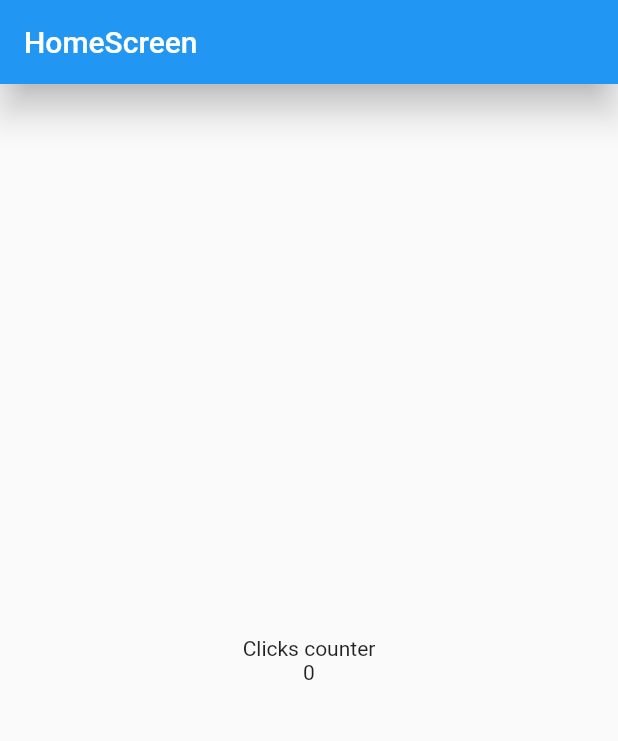
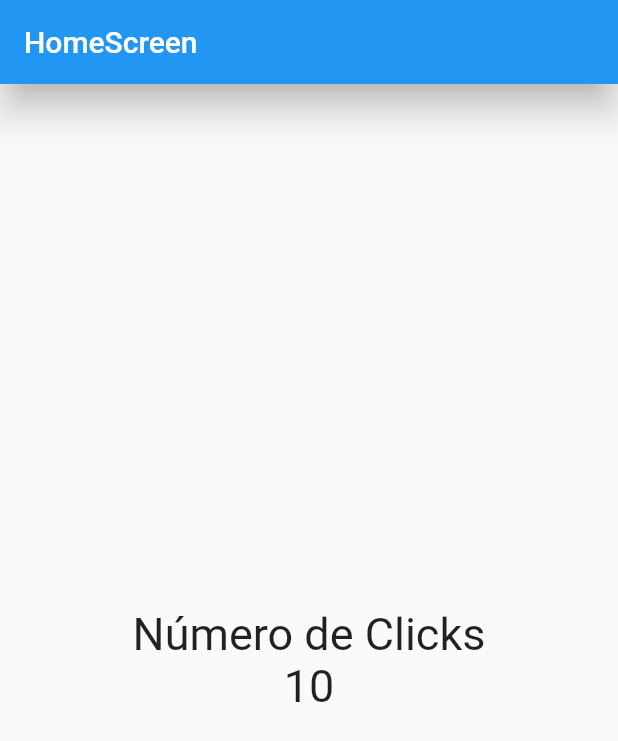
Before and after one commit to CRUXsur/marknotes, a Flutter app: the screen it shows after launch, on a phone screen of 412 x 824 dp. Shown: the top 741 px of the screen. Run offline on Flutter 3.47's test engine with Material 2 defaults, Android fonts, the phone set to English and light mode, and no system bars.

Commit message:
estilos de textos

```diff
--- a/lib/screens/home_screen.dart
+++ b/lib/screens/home_screen.dart
@@ -6,7 +6,11 @@ class HomeScreen extends StatelessWidget {
   @override
   //buildContext:arbol de widgets!!!
   Widget build(BuildContext context) {
-    //el build regresa un Widget
+    //variable del tamano de letra
+    //TextStyle fontSize30 = const TextStyle(fontSize: 30);
+    //or
+    const fontSize30 = TextStyle(fontSize: 30);
+
     return Scaffold(
       //esta esperando un widget que tiene un cierto tanano definido
       appBar: AppBar(
@@ -22,8 +26,14 @@ class HomeScreen extends StatelessWidget {
           //hoorizontal aligmente
           //crossAxisAlignment: CrossAxisAlignment.center,
           children: const <Widget>[
-            Text('Clicks counter'), //3er Widget Text
-            Text('0'),
+            Text('Número de Clicks', style: fontSize30),
+            Text('10', style: fontSize30),
+
+            // Text(
+            //   'Número de Clicks',
+            //   style: TextStyle(fontSize: 30),
+            // ),
+            // Text('10', style: TextStyle(fontSize: 30)),
           ],
         ),
       ),
```
